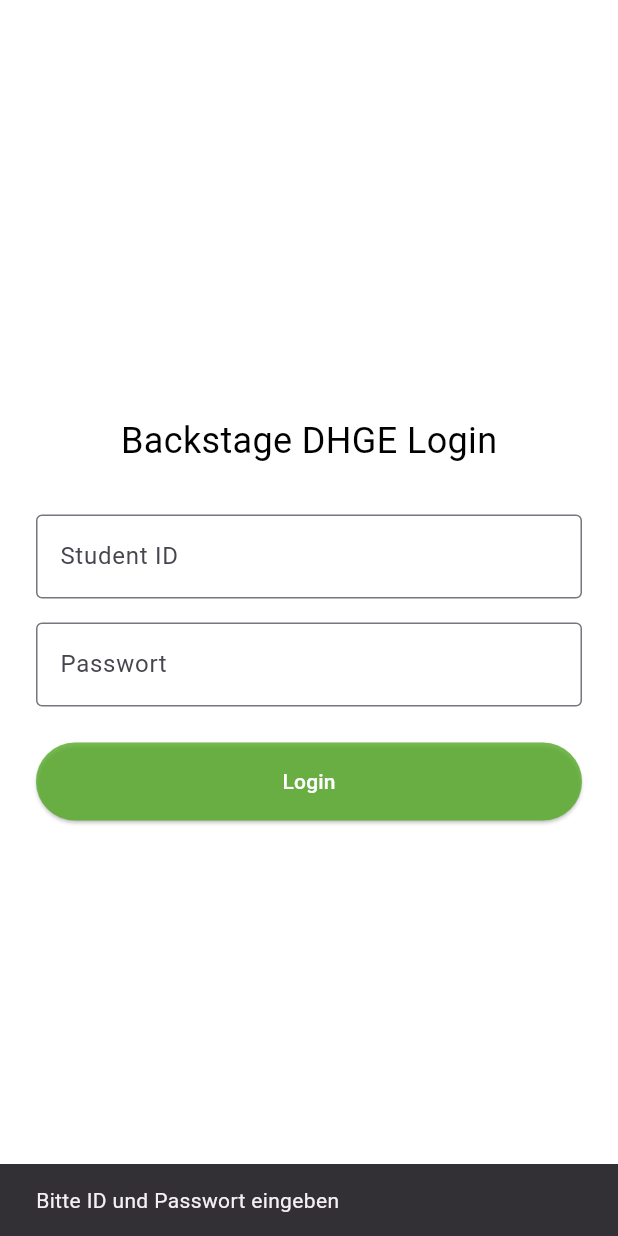
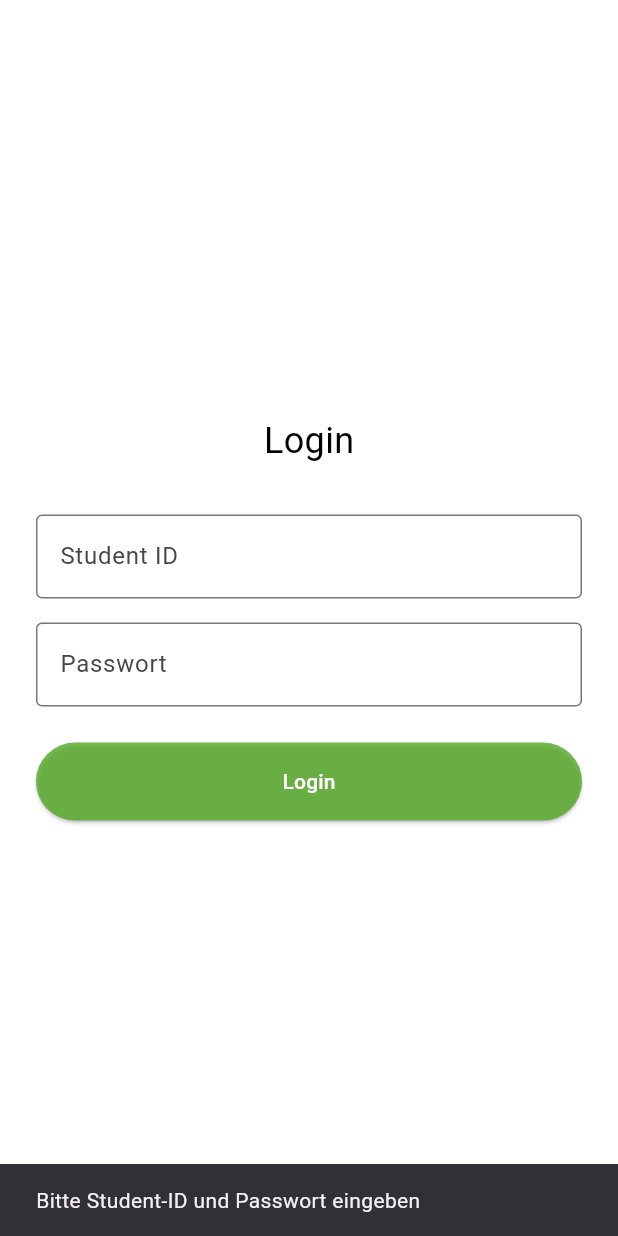
Before and after one commit to mwalexandra/choose_module_new-app, a Flutter app: the screen it shows after launch, after a tap on "Login", on a phone screen of 412 x 824 dp. Run offline on Flutter 3.47's test engine with Material 3 defaults, Android fonts, the light colour scheme and no system bars; our stand-ins replace firebase_core, firebase_database; missing offline and left inert: dart:html; accounts and stored records are empty.

Commit message:
minor style fix

```diff
--- a/lib/main.dart
+++ b/lib/main.dart
@@ -21,7 +21,7 @@
   @override
   Widget build(BuildContext context) {
     return MaterialApp(
-      title: 'Backstage DHGE - Choose Module App',
+      title: 'Backstage DHGE - WPM App',
       debugShowCheckedModeBanner: false,
       theme: ThemeData(
         brightness: Brightness.light,
@@ -56,12 +56,12 @@
       onGenerateRoute: (settings) {
         final uri = Uri.parse(settings.name ?? '');
 
-        // --- стартовая страница (логин) ---
+        // --- Die erste Seite (Login) ---
         if (uri.path == '/' || uri.path.isEmpty) {
           return MaterialPageRoute(builder: (_) => const LoginScreen());
         }
 
-        // --- маршрут вида /home/<studentId> ---
+        // --- Pfad /home/<studentId> ---
         if (uri.path == '/home') {
           final args = settings.arguments as Map<String, dynamic>?;
           final student = args?['student'] as Student?;
--- a/lib/screens/login_screen.dart
+++ b/lib/screens/login_screen.dart
@@ -23,7 +23,7 @@
 
     if (studentId.isEmpty || password.isEmpty) {
       ScaffoldMessenger.of(context).showSnackBar(
-        const SnackBar(content: Text('Bitte ID und Passwort eingeben')),
+        const SnackBar(content: Text('Bitte Student-ID und Passwort eingeben')),
       );
       return;
     }
@@ -31,7 +31,7 @@
     setState(() => _isLoading = true);
 
     try {
-      // Загружаем данные студента из Firebase
+      // Laden die Daten von Firebase herunter
       final studentsData = await FirebaseServices.getStudents();
 
       if (!studentsData.containsKey(studentId)) {
@@ -44,13 +44,13 @@
         throw 'Falsches Passwort';
       }
 
-      // Создаём объект Student
+      // Stellen ein Student-Objekt her
       final allModules = await FirebaseServices.getModules();
       final student = Student.fromMap(studentId, studentMap, allModules);
       final routePath = '#/home/${student.id}';
-      // Обновляем URL для веб-версии
+      // Aktualisiere URL für Web-Version
       pushWebRoute(routePath);
-      // Переходим на HomeScreen
+      // Navigiere zum HomeScreen
       Navigator.pushNamed(
         context,
         '/home',
@@ -75,7 +75,7 @@
           child: Column(
             mainAxisSize: MainAxisSize.min,
             children: [
-              Text('Backstage DHGE Login', style: AppTextStyles.heading(context)),
+              Text('Login', style: AppTextStyles.heading(context)),
               const SizedBox(height: 32),
               TextField(
                 controller: _idController,
```
